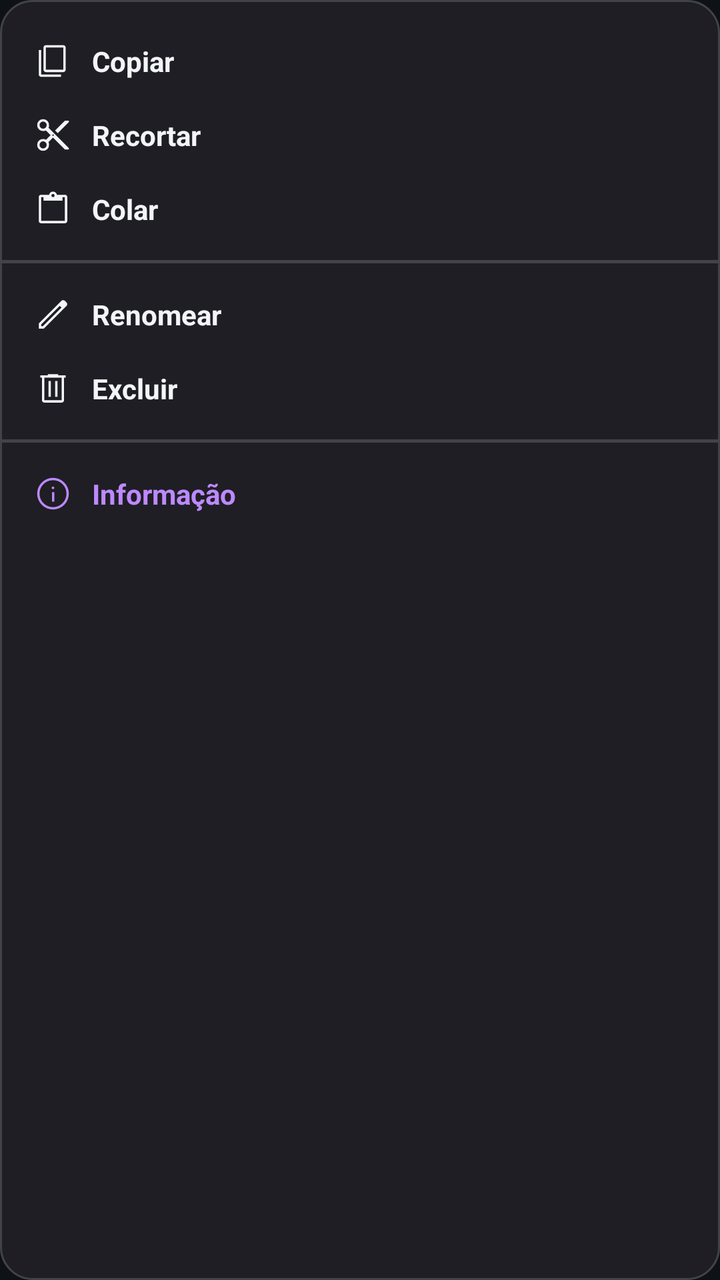
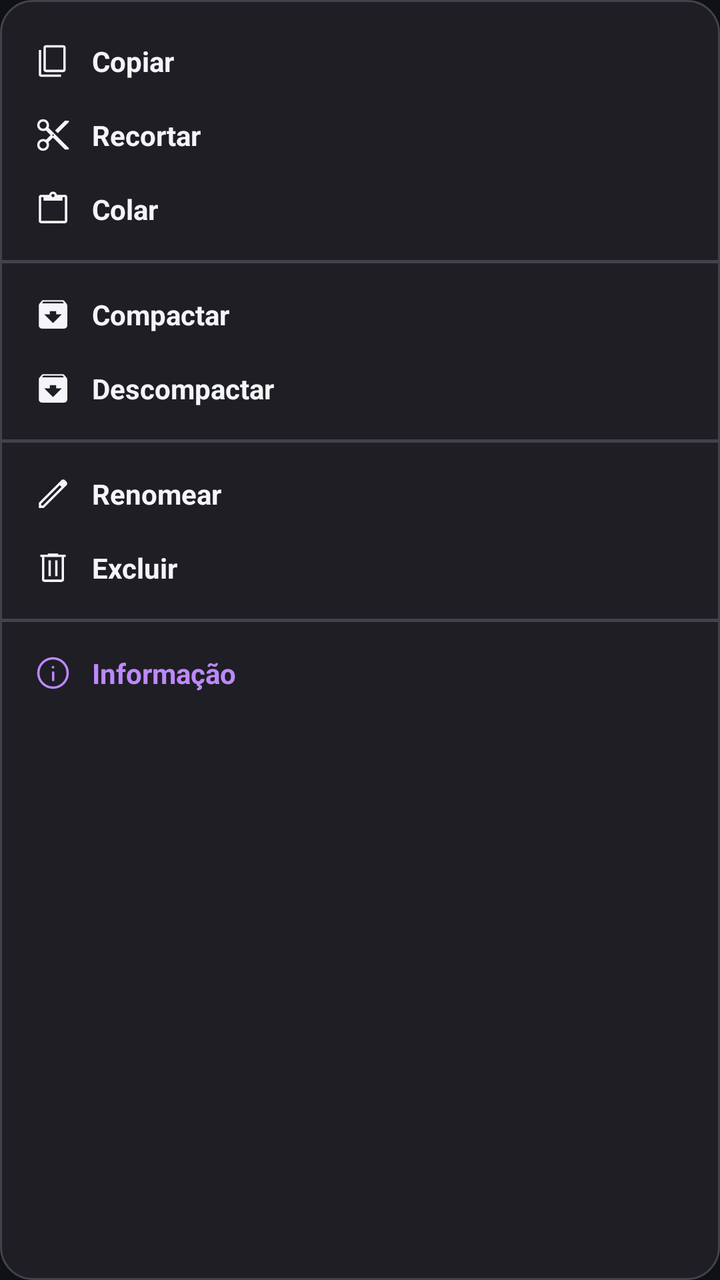

The first picture is an Android layout as it rendered before a commit; the second is the same layout after the commit. The layout source and the unified diff follow.
<!-- AndroidManifest.xml: application theme Theme.Explorer -->
<!-- res/layout/layout_menu_acao.xml -->
<?xml version="1.0" encoding="utf-8"?>
<LinearLayout xmlns:android="http://schemas.android.com/apk/res/android"
    android:layout_width="210dp"
    android:layout_height="wrap_content"
    android:background="@drawable/bg_menu_card"
    android:orientation="vertical"
    android:paddingTop="15dp"
    android:paddingBottom="15dp">

    
    <LinearLayout
        android:layout_width="match_parent"
        android:layout_height="wrap_content"
        android:orientation="vertical"
        android:paddingStart="10dp"
        android:paddingEnd="10dp">

        <LinearLayout
            android:id="@+id/btn_copiar"
            android:layout_width="match_parent"
            android:layout_height="wrap_content"
            android:background="@drawable/bg_menu_item_normal"
            android:clickable="true"
            android:focusable="true"
            android:gravity="center_vertical"
            android:orientation="horizontal"
            android:paddingStart="7dp"
            android:paddingTop="6dp"
            android:paddingEnd="7dp"
            android:paddingBottom="6dp">

            <ImageView
                android:layout_width="19dp"
                android:layout_height="19dp"
                android:src="@drawable/ic_copy"
                android:tint="@color/selector_menu_text" />

            <TextView
                android:layout_width="wrap_content"
                android:layout_height="wrap_content"
                android:layout_marginStart="10dp"
                android:text="@string/menu_copiar"
                android:textColor="@color/selector_menu_text"
                android:textSize="14sp"
                android:textStyle="bold" />
        </LinearLayout>

        <LinearLayout
            android:id="@+id/btn_recortar"
            android:layout_width="match_parent"
            android:layout_height="wrap_content"
            android:layout_marginTop="6dp"
            android:background="@drawable/bg_menu_item_normal"
            android:clickable="true"
            android:focusable="true"
            android:gravity="center_vertical"
            android:orientation="horizontal"
            android:paddingStart="7dp"
            android:paddingTop="6dp"
            android:paddingEnd="7dp"
            android:paddingBottom="6dp">

            <ImageView
                android:layout_width="19dp"
                android:layout_height="19dp"
                android:src="@drawable/ic_cut"
                android:tint="@color/selector_menu_text" />

            <TextView
                android:layout_width="wrap_content"
                android:layout_height="wrap_content"
                android:layout_marginStart="10dp"
                android:text="@string/menu_recortar"
                android:textColor="@color/selector_menu_text"
                android:textSize="14sp"
                android:textStyle="bold" />
        </LinearLayout>

        <LinearLayout
            android:id="@+id/btn_colar"
            android:layout_width="match_parent"
            android:layout_height="wrap_content"
            android:layout_marginTop="6dp"
            android:background="@drawable/bg_menu_item_normal"
            android:clickable="true"
            android:focusable="true"
            android:gravity="center_vertical"
            android:orientation="horizontal"
            android:paddingStart="7dp"
            android:paddingTop="6dp"
            android:paddingEnd="7dp"
            android:paddingBottom="6dp">

            <ImageView
                android:layout_width="19dp"
                android:layout_height="19dp"
                android:src="@drawable/ic_paste"
                android:tint="@color/selector_menu_text" />

            <TextView
                android:layout_width="wrap_content"
                android:layout_height="wrap_content"
                android:layout_marginStart="10dp"
                android:text="@string/menu_colar"
                android:textColor="@color/selector_menu_text"
                android:textSize="14sp"
                android:textStyle="bold" />
        </LinearLayout>
    </LinearLayout>

    
    <View
        android:layout_width="match_parent"
        android:layout_height="1.5dp"
        android:layout_marginTop="10dp"
        android:layout_marginBottom="10dp"
        android:background="@color/divider" />

    
    <LinearLayout
        android:layout_width="match_parent"
        android:layout_height="wrap_content"
        android:orientation="vertical"
        android:paddingStart="10dp"
        android:paddingEnd="10dp">

        <LinearLayout
            android:id="@+id/btn_renomear"
            android:layout_width="match_parent"
            android:layout_height="wrap_content"
            android:background="@drawable/bg_menu_item_normal"
            android:clickable="true"
            android:focusable="true"
            android:gravity="center_vertical"
            android:orientation="horizontal"
            android:paddingStart="7dp"
            android:paddingTop="6dp"
            android:paddingEnd="7dp"
            android:paddingBottom="6dp">

            <ImageView
                android:layout_width="19dp"
                android:layout_height="19dp"
                android:src="@drawable/ic_rename"
                android:tint="@color/selector_menu_text" />

            <TextView
                android:layout_width="wrap_content"
                android:layout_height="wrap_content"
                android:layout_marginStart="10dp"
                android:text="@string/menu_renomear"
                android:textColor="@color/selector_menu_text"
                android:textSize="14sp"
                android:textStyle="bold" />
        </LinearLayout>

        <LinearLayout
            android:id="@+id/btn_excluir"
            android:layout_width="match_parent"
            android:layout_height="wrap_content"
            android:layout_marginTop="6dp"
            android:background="@drawable/bg_menu_item_delete"
            android:clickable="true"
            android:focusable="true"
            android:gravity="center_vertical"
            android:orientation="horizontal"
            android:paddingStart="7dp"
            android:paddingTop="6dp"
            android:paddingEnd="7dp"
            android:paddingBottom="6dp">

            <ImageView
                android:layout_width="19dp"
                android:layout_height="19dp"
                android:src="@drawable/ic_delete"
                android:tint="@color/selector_menu_text" />

            <TextView
                android:layout_width="wrap_content"
                android:layout_height="wrap_content"
                android:layout_marginStart="10dp"
                android:text="@string/menu_excluir"
                android:textColor="@color/selector_menu_text"
                android:textSize="14sp"
                android:textStyle="bold" />
        </LinearLayout>
    </LinearLayout>

    
    <View
        android:layout_width="match_parent"
        android:layout_height="1.5dp"
        android:layout_marginTop="10dp"
        android:layout_marginBottom="10dp"
        android:background="@color/divider" />

    
    <LinearLayout
        android:layout_width="match_parent"
        android:layout_height="wrap_content"
        android:orientation="vertical"
        android:paddingStart="10dp"
        android:paddingEnd="10dp">

        <LinearLayout
            android:id="@+id/btn_informacao"
            android:layout_width="match_parent"
            android:layout_height="wrap_content"
            android:background="@drawable/bg_menu_item_info"
            android:clickable="true"
            android:focusable="true"
            android:gravity="center_vertical"
            android:orientation="horizontal"
            android:paddingStart="7dp"
            android:paddingTop="6dp"
            android:paddingEnd="7dp"
            android:paddingBottom="6dp">

            <ImageView
                android:layout_width="19dp"
                android:layout_height="19dp"
                android:src="@drawable/ic_info"
                android:tint="@color/purple" />

            <TextView
                android:layout_width="wrap_content"
                android:layout_height="wrap_content"
                android:layout_marginStart="10dp"
                android:text="@string/menu_informacao"
                android:textColor="@color/purple"
                android:textSize="14sp"
                android:textStyle="bold" />
        </LinearLayout>
    </LinearLayout>

</LinearLayout>
<!-- resources referenced by this layout -->
<resources>
  <color name="divider">#42434A</color>
  <color name="purple">#BD89FF</color>
  <!-- drawable bg_menu_card (drawable) -->
  <?xml version="1.0" encoding="utf-8"?>
  <shape xmlns:android="http://schemas.android.com/apk/res/android" android:shape="rectangle">
      <solid android:color="@color/menu_card" />
      <stroke android:width="1dp" android:color="@color/divider" />
      <corners android:radius="16dp" />
  </shape>
  <!-- drawable bg_menu_item_delete (drawable) -->
  <?xml version="1.0" encoding="utf-8"?>
  <selector xmlns:android="http://schemas.android.com/apk/res/android">
      <item android:state_focused="true">
          <shape android:shape="rectangle">
              <solid android:color="@color/danger_dark" />
              <corners android:radius="10dp" />
          </shape>
      </item>
      <item android:drawable="@android:color/transparent" />
  </selector>
  <!-- drawable bg_menu_item_info (drawable) -->
  <?xml version="1.0" encoding="utf-8"?>
  <selector xmlns:android="http://schemas.android.com/apk/res/android">
      <item android:state_focused="true">
          <shape android:shape="rectangle">
              <solid android:color="@color/purple_dark" />
              <corners android:radius="10dp" />
          </shape>
      </item>
      <item android:drawable="@android:color/transparent" />
  </selector>
  <!-- drawable bg_menu_item_normal (drawable) -->
  <?xml version="1.0" encoding="utf-8"?>
  <selector xmlns:android="http://schemas.android.com/apk/res/android">
      <item android:state_focused="true">
          <shape android:shape="rectangle">
              <solid android:color="@color/accent_dark" />
              <corners android:radius="10dp" />
          </shape>
      </item>
      <item android:drawable="@android:color/transparent" />
  </selector>
  <!-- drawable ic_copy (drawable) -->
  <vector xmlns:android="http://schemas.android.com/apk/res/android"
      android:width="48dp"
      android:height="48dp"
      android:viewportWidth="48"
      android:viewportHeight="48">
      <path
          android:fillColor="#F3F5F8"
          android:pathData="M15 38q-1.2 0-2.1-0.9T12 35V7q0-1.2 0.9-2.1T15 4H37q1.2 0 2.1 0.9T40 7V35q0 1.2-0.9 2.1T37 38H15Zm0-3H37V7H15V35ZM9 44q-1.2 0-2.1-0.9T6 41V10H9V41H34v3H9Zm6-9V7 35Z"/>
  </vector>
  <string name="menu_colar">Colar</string>
  <string name="menu_copiar">Copiar</string>
  <string name="menu_excluir">Excluir</string>
  <string name="menu_informacao">Informação</string>
  <string name="menu_recortar">Recortar</string>
  <string name="menu_renomear">Renomear</string>
  <style name="Theme.Explorer" parent="Theme.AppCompat.NoActionBar">
          <item name="colorPrimary">@color/accent_dark</item>
          <item name="colorPrimaryDark">@color/bg_app</item>
          <item name="colorAccent">@color/accent</item>
          <item name="android:windowBackground">@color/bg_app</item>
      </style>
  <color name="menu_card">#1E1E24</color>
  <color name="danger_dark">#B71C1C</color>
  <color name="purple_dark">#5E35B1</color>
  <color name="accent_dark">#1565C0</color>
  <color name="bg_app">#0E1116</color>
  <color name="accent">#4FC3F7</color>
  <!-- unchanged entries left out for length: 5 -->
</resources>

<!-- the commit's change to res/layout/layout_menu_acao.xml (unified diff, before → after) -->
@@ -125,68 +125,67 @@
         android:paddingEnd="10dp">
 
         <LinearLayout
-            android:id="@+id/btn_renomear"
-            android:layout_width="match_parent"
-            android:layout_height="wrap_content"
-            android:background="@drawable/bg_menu_item_normal"
-            android:clickable="true"
-            android:focusable="true"
-            android:gravity="center_vertical"
-            android:orientation="horizontal"
-            android:paddingStart="7dp"
-            android:paddingTop="6dp"
-            android:paddingEnd="7dp"
-            android:paddingBottom="6dp">
-
-            <ImageView
-                android:layout_width="19dp"
-                android:layout_height="19dp"
-                android:src="@drawable/ic_rename"
-                android:tint="@color/selector_menu_text" />
-
-            <TextView
-                android:layout_width="wrap_content"
-                android:layout_height="wrap_content"
-                android:layout_marginStart="10dp"
-                android:text="@string/menu_renomear"
-                android:textColor="@color/selector_menu_text"
-                android:textSize="14sp"
-                android:textStyle="bold" />
-        </LinearLayout>
-
-        <LinearLayout
-            android:id="@+id/btn_excluir"
+            android:id="@+id/btn_compactar"
+            android:layout_width="match_parent"
+            android:layout_height="wrap_content"
+            android:layout_marginTop="0dp"
+            android:background="@drawable/bg_menu_item_normal"
+            android:clickable="true"
+            android:focusable="true"
+            android:gravity="center_vertical"
+            android:orientation="horizontal"
+            android:paddingStart="7dp"
+            android:paddingTop="6dp"
+            android:paddingEnd="7dp"
+            android:paddingBottom="6dp">
+
+            <ImageView
+                android:layout_width="19dp"
+                android:layout_height="19dp"
+                android:src="@drawable/ic_archive"
+                android:tint="@color/selector_menu_text" />
+
+            <TextView
+                android:layout_width="wrap_content"
+                android:layout_height="wrap_content"
+                android:layout_marginStart="10dp"
+                android:text="@string/menu_compactar"
+                android:textColor="@color/selector_menu_text"
+                android:textSize="14sp"
+                android:textStyle="bold" />
+        </LinearLayout>
+        <LinearLayout
+            android:id="@+id/btn_descompactar"
             android:layout_width="match_parent"
             android:layout_height="wrap_content"
             android:layout_marginTop="6dp"
-            android:background="@drawable/bg_menu_item_delete"
-            android:clickable="true"
-            android:focusable="true"
-            android:gravity="center_vertical"
-            android:orientation="horizontal"
-            android:paddingStart="7dp"
-            android:paddingTop="6dp"
-            android:paddingEnd="7dp"
-            android:paddingBottom="6dp">
-
-            <ImageView
-                android:layout_width="19dp"
-                android:layout_height="19dp"
-                android:src="@drawable/ic_delete"
-                android:tint="@color/selector_menu_text" />
-
-            <TextView
-                android:layout_width="wrap_content"
-                android:layout_height="wrap_content"
-                android:layout_marginStart="10dp"
-                android:text="@string/menu_excluir"
+            android:background="@drawable/bg_menu_item_normal"
+            android:clickable="true"
+            android:focusable="true"
+            android:gravity="center_vertical"
+            android:orientation="horizontal"
+            android:paddingStart="7dp"
+            android:paddingTop="6dp"
+            android:paddingEnd="7dp"
+            android:paddingBottom="6dp">
+
+            <ImageView
+                android:layout_width="19dp"
+                android:layout_height="19dp"
+                android:src="@drawable/ic_archive"
+                android:tint="@color/selector_menu_text" />
+
+            <TextView
+                android:layout_width="wrap_content"
+                android:layout_height="wrap_content"
+                android:layout_marginStart="10dp"
+                android:text="@string/menu_descompactar"
                 android:textColor="@color/selector_menu_text"
                 android:textSize="14sp"
                 android:textStyle="bold" />
         </LinearLayout>
     </LinearLayout>
 
-    
     <View
         android:layout_width="match_parent"
         android:layout_height="1.5dp"
@@ -203,6 +202,84 @@
         android:paddingEnd="10dp">
 
         <LinearLayout
+            android:id="@+id/btn_renomear"
+            android:layout_width="match_parent"
+            android:layout_height="wrap_content"
+            android:background="@drawable/bg_menu_item_normal"
+            android:clickable="true"
+            android:focusable="true"
+            android:gravity="center_vertical"
+            android:orientation="horizontal"
+            android:paddingStart="7dp"
+            android:paddingTop="6dp"
+            android:paddingEnd="7dp"
+            android:paddingBottom="6dp">
+
+            <ImageView
+                android:layout_width="19dp"
+                android:layout_height="19dp"
+                android:src="@drawable/ic_rename"
+                android:tint="@color/selector_menu_text" />
+
+            <TextView
+                android:layout_width="wrap_content"
+                android:layout_height="wrap_content"
+                android:layout_marginStart="10dp"
+                android:text="@string/menu_renomear"
+                android:textColor="@color/selector_menu_text"
+                android:textSize="14sp"
+                android:textStyle="bold" />
+        </LinearLayout>
+
+        <LinearLayout
+            android:id="@+id/btn_excluir"
+            android:layout_width="match_parent"
+            android:layout_height="wrap_content"
+            android:layout_marginTop="6dp"
+            android:background="@drawable/bg_menu_item_delete"
+            android:clickable="true"
+            android:focusable="true"
+            android:gravity="center_vertical"
+            android:orientation="horizontal"
+            android:paddingStart="7dp"
+            android:paddingTop="6dp"
+            android:paddingEnd="7dp"
+            android:paddingBottom="6dp">
+
+            <ImageView
+                android:layout_width="19dp"
+                android:layout_height="19dp"
+                android:src="@drawable/ic_delete"
+                android:tint="@color/selector_menu_text" />
+
+            <TextView
+                android:layout_width="wrap_content"
+                android:layout_height="wrap_content"
+                android:layout_marginStart="10dp"
+                android:text="@string/menu_excluir"
+                android:textColor="@color/selector_menu_text"
+                android:textSize="14sp"
+                android:textStyle="bold" />
+        </LinearLayout>
+    </LinearLayout>
+
+    
+    <View
+        android:layout_width="match_parent"
+        android:layout_height="1.5dp"
+        android:layout_marginTop="10dp"
+        android:layout_marginBottom="10dp"
+        android:background="@color/divider" />
+
+    
+    <LinearLayout
+        android:layout_width="match_parent"
+        android:layout_height="wrap_content"
+        android:orientation="vertical"
+        android:paddingStart="10dp"
+        android:paddingEnd="10dp">
+
+        <LinearLayout
             android:id="@+id/btn_informacao"
             android:layout_width="match_parent"
             android:layout_height="wrap_content"
<!-- resource entries referenced after the edit -->
@@ -42,6 +42,17 @@
       </item>
       <item android:drawable="@android:color/transparent" />
   </selector>
+  <!-- drawable ic_archive (drawable) -->
+  <?xml version="1.0" encoding="utf-8"?>
+  <vector xmlns:android="http://schemas.android.com/apk/res/android"
+      android:width="24dp"
+      android:height="24dp"
+      android:viewportWidth="24"
+      android:viewportHeight="24">
+      <path
+          android:fillColor="#F3F5F8"
+          android:pathData="M20.54,5.23l-1.39,-1.68C18.88,3.21 18.47,3 18,3H6c-0.47,0 -0.88,0.21 -1.16,0.55L3.46,5.23C3.17,5.57 3,6.02 3,6.5V19c0,1.1 0.9,2 2,2h14c1.1,0 2,-0.9 2,-2V6.5c0,-0.48 -0.17,-0.93 -0.46,-1.27zM12,17.5L6.5,12H10v-2h4v2h3.5L12,17.5zM5.12,5l0.81,-1h12l0.94,1H5.12z" />
+  </vector>
   <!-- drawable ic_copy (drawable) -->
   <vector xmlns:android="http://schemas.android.com/apk/res/android"
       android:width="48dp"
@@ -53,7 +64,9 @@
           android:pathData="M15 38q-1.2 0-2.1-0.9T12 35V7q0-1.2 0.9-2.1T15 4H37q1.2 0 2.1 0.9T40 7V35q0 1.2-0.9 2.1T37 38H15Zm0-3H37V7H15V35ZM9 44q-1.2 0-2.1-0.9T6 41V10H9V41H34v3H9Zm6-9V7 35Z"/>
   </vector>
   <string name="menu_colar">Colar</string>
+  <string name="menu_compactar">Compactar</string>
   <string name="menu_copiar">Copiar</string>
+  <string name="menu_descompactar">Descompactar</string>
   <string name="menu_excluir">Excluir</string>
   <string name="menu_informacao">Informação</string>
   <string name="menu_recortar">Recortar</string>
